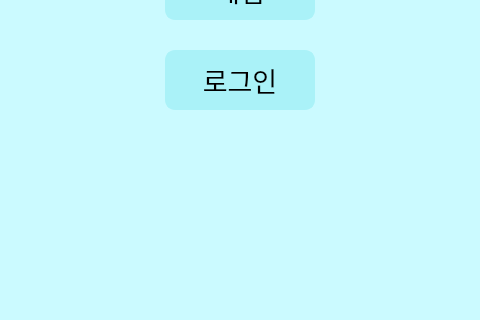
The window that main.ui (sangin1/AAC) describes before a commit, drawn with Qt 5; both pictures show x 285 to 765 and y 400 to 720 of the 1024 by 720 pixel window.
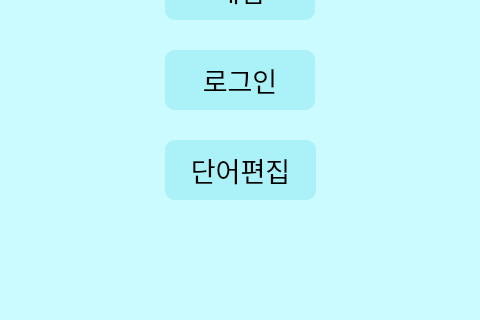
The same window after the commit.

```diff
--- a/main.ui
+++ b/main.ui
@@ -134,6 +134,35 @@
      <set>Qt::AlignCenter</set>
     </property>
    </widget>
+   <widget class="QLabel" name="label_5">
+    <property name="geometry">
+     <rect>
+      <x>450</x>
+      <y>540</y>
+      <width>151</width>
+      <height>60</height>
+     </rect>
+    </property>
+    <property name="font">
+     <font>
+      <family>AcadEref</family>
+      <pointsize>20</pointsize>
+     </font>
+    </property>
+    <property name="styleSheet">
+     <string notr="true">border-color: rgb(170, 242, 248); 
+background-color: rgb(170, 242, 248);
+border-style: solid;
+border-width: 2px;
+border-radius: 10px;</string>
+    </property>
+    <property name="text">
+     <string>단어편집</string>
+    </property>
+    <property name="alignment">
+     <set>Qt::AlignCenter</set>
+    </property>
+   </widget>
   </widget>
   <widget class="QMenuBar" name="menubar">
    <property name="geometry">
```
